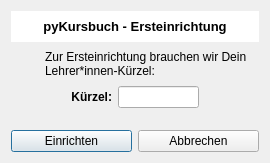
First picture: the form in Ersteinrichtung.ui, repository pyphil/Kursbuch, before the edit.
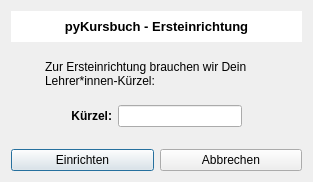
Second picture: the form after the edit. Icons and pictures are not drawn.

The edit to the form file:
```diff
--- a/Ersteinrichtung.ui
+++ b/Ersteinrichtung.ui
@@ -9,22 +9,10 @@
    <rect>
     <x>0</x>
     <y>0</y>
-    <width>270</width>
-    <height>163</height>
+    <width>313</width>
+    <height>182</height>
    </rect>
   </property>
-  <property name="minimumSize">
-   <size>
-    <width>270</width>
-    <height>163</height>
-   </size>
-  </property>
-  <property name="maximumSize">
-   <size>
-    <width>270</width>
-    <height>176</height>
-   </size>
-  </property>
   <property name="windowTitle">
    <string>Ersteinrichtung</string>
   </property>
```
